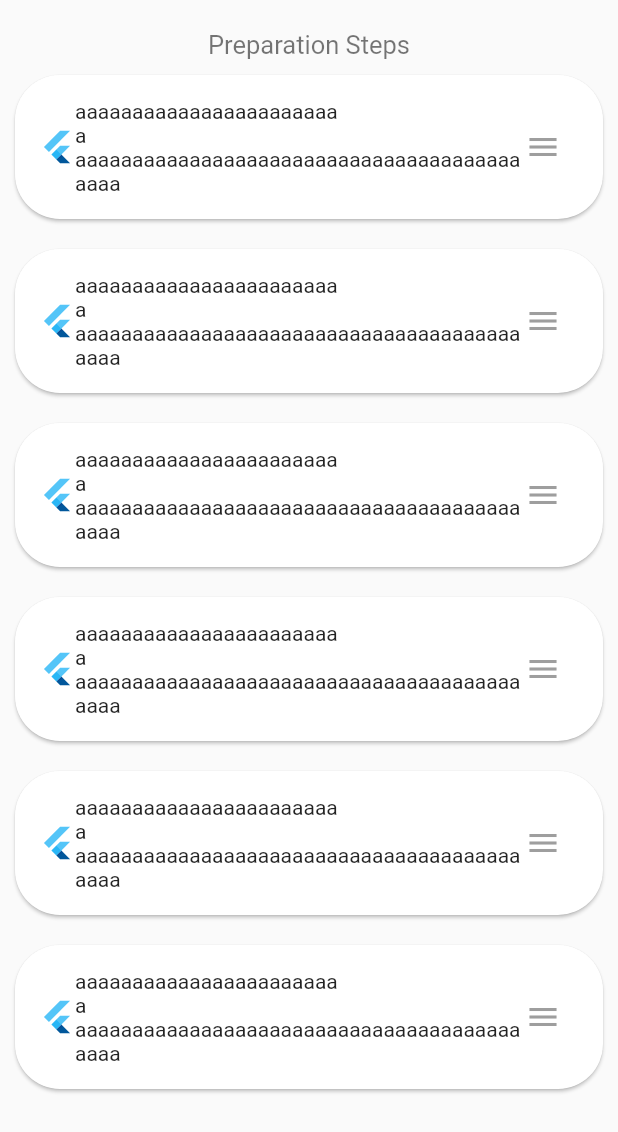
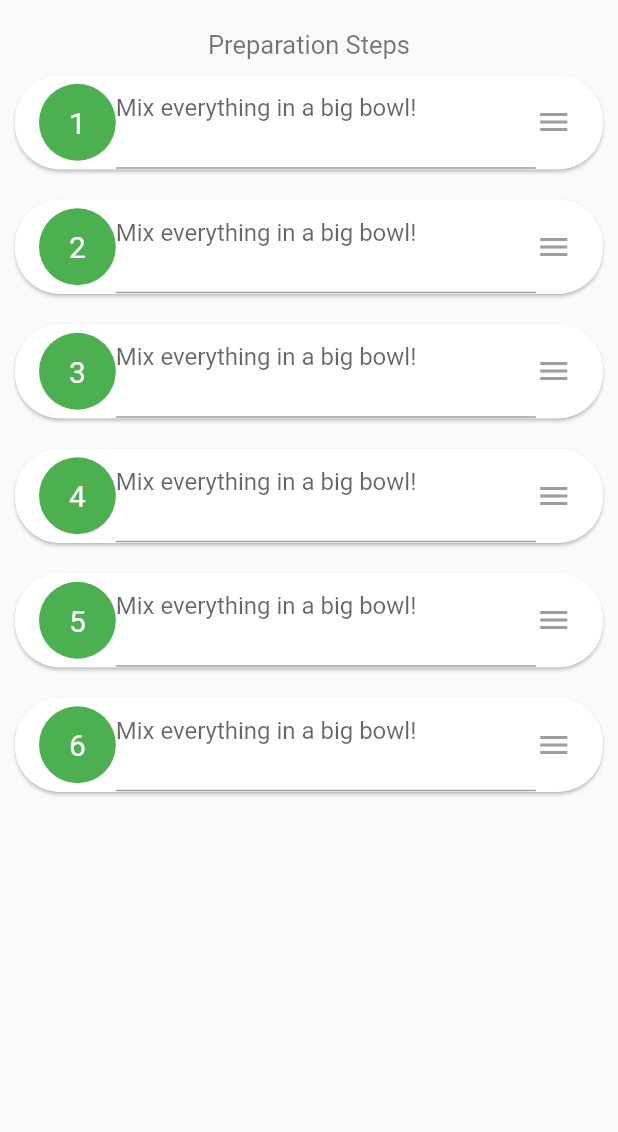
Before and after one commit to eidoof/eidoof-app, a Flutter app: the ReorderableList widget shown alone on an empty page, opened directly with empty values, on a phone screen of 412 x 824 dp. Shown: the top 1132 px of the screen. Run offline on Flutter 3.47's test engine with Material 2 defaults, Android fonts, the light colour scheme and no system bars; our stand-ins replace flutter_secure_storage, image_picker, implicitly_animated_reorderable_list; accounts and stored records are empty; network calls fail.

Commit message:
reordering and adding text done, need to improve style and make an add button for new entries

```diff
--- a/lib/widgets/reorderable/reorderable_list.dart
+++ b/lib/widgets/reorderable/reorderable_list.dart
@@ -24,6 +24,7 @@
 
 class _ReorderableList extends State<ReorderableList> {
   List<Widget> _rows;
+  List<String> _steps;
   var max_idx;
 
 
@@ -32,19 +33,36 @@
   void initState() {
     super.initState();
     _rows = List<Widget>();
+    _steps = List<String>();
 
     for (max_idx = 0; max_idx < 6; max_idx++) {
-      _rows.add(Text("aaa"));
+      var elem = new Text("");
+      _rows.add(elem);
+      _steps.add("");
     }
+  }
+
+  void updateText(idx, text) {
+    setState(() {
+      _steps[idx] = text;
+      print(idx);
+      print(text);
+      print("-----");
+    });
   }
 
   @override
   Widget build(BuildContext context) {
-    print(_rows);
+    //print(_rows);
     void _onReorder(int oldIndex, int newIndex) {
       setState(() {
+
         Widget row = _rows.removeAt(oldIndex);
         _rows.insert(newIndex, row);
+
+        String str = _steps.removeAt(oldIndex);
+        _steps.insert(newIndex, str);
+
       });
     }
     // Make sure there is a scroll controller attached to the scroll view that contains ReorderableSliverList.
@@ -56,7 +74,7 @@
       items: _rows,
       onReorderStarted: (item, from) {
         setState(() {
-          print("DISABLED");
+          //print("DISABLED");
           widget.notifyParent();
         });
       },
@@ -64,8 +82,9 @@
       onReorderFinished: (item, from, to, newItems) {
         // Remember to update the underlying data when the list has been
         // reordered.
+        _onReorder(from, to);
         setState(() {
-          print("ENABLED");
+          //print("ENABLED");
           widget.notifyParent();
           _rows
             ..clear()
@@ -74,7 +93,7 @@
       },
       itemBuilder: (context, itemAnimation, item, index) {
         // Each item must be wrapped in a Reorderable widget.
-        return reorderableListItem(context, item, itemAnimation);
+        return reorderableListItem(context, _steps[index], itemAnimation, index, updateText, item);
       },
       // Since version 0.2.0 you can also display a widget
       // before the reorderable items...
--- a/lib/widgets/reorderable/reorderable_list_item.dart
+++ b/lib/widgets/reorderable/reorderable_list_item.dart
@@ -14,15 +14,32 @@
 
 class ReorderableListItemContent extends StatefulWidget {
 
-  //ReorderableListItemContent(this.context, this.item, this.itemAnimation);
+  var index;
+  var content;
+
+  final Function(int, String) notifyParent;
+  ReorderableListItemContent(this.notifyParent, this.index, this.content);
 
   @override
   _ReorderableListItemContentState createState() => _ReorderableListItemContentState();
+
+
+
 }
 
 
 class _ReorderableListItemContentState extends State<ReorderableListItemContent> {
 
+
+  var idx;
+  var content;
+
+  @override
+  void initState() {
+
+    idx = widget.index;
+    content = widget.content;
+  }
 
   @override
   Widget build(BuildContext context) {
@@ -34,13 +51,44 @@
       margin: EdgeInsets.all(10),
 
       child: Padding(
-          padding: EdgeInsets.all(16.0),
+          padding: EdgeInsets.only(left:16.0),
           child: Row(
             children: [
-              FlutterLogo(),
               Container(
-                width: 300,
-                child: Text("aaaaaaaaaaaaaaaaaaaaaaa\na\naaaaaaaaaaaaaaaaaaaaaaaaaaaaaaaaaaaaaaaaaaa"),
+                //width: 50.0,
+                //height: 50.0,
+                padding: const EdgeInsets.all(20.0),//I used some padding without fixed width and height
+                decoration: new BoxDecoration(
+                  shape: BoxShape.circle,// You can use like this way or like the below line
+                  //borderRadius: new BorderRadius.circular(30.0),
+                  color: Colors.green,
+                ),
+                child: new Text((idx+1).toString(), style: new TextStyle(color: Colors.white, fontSize: 20.0)),// You can add a Icon instead of text also, like below.
+                //child: new Icon(Icons.arrow_forward, size: 50.0, color: Colors.black38)),
+              ),
+              Container(
+                width: 280,
+                child: TextFormField(
+                  initialValue: (content != null) || (content != "") ? content : null,
+                  keyboardType: TextInputType.multiline,
+                  maxLines: null,
+                  minLines: 2,
+                  decoration: const InputDecoration(
+                    hintText: 'Mix everything in a big bowl!',
+                  ),
+                  onChanged: (String value) {
+                    setState(() {
+                      widget.content = value;
+                      widget.notifyParent(idx, value);
+                    });
+                  },
+                  validator: (value) {
+                    if (value.isEmpty) {
+                      return 'Please enter some text';
+                    }
+                    return null;
+                  },
+                )
               ),
               Handle(
                 delay: const Duration(milliseconds: 100),
@@ -78,10 +126,10 @@
 
 
 
-Reorderable reorderableListItem(context, item, itemAnimation) {
+Reorderable reorderableListItem(context, item, itemAnimation, index, func, valueItem) {
   return Reorderable(
     // Each item must have an unique key.
-    key: ValueKey(item),
+    key: ValueKey(valueItem),
     // The animation of the Reorderable builder can be used to
     // change to appearance of the item between dragged and normal
     // state. For example to add elevation when the item is being dragged.
@@ -97,7 +145,7 @@
         sizeFraction: 0.7,
         curve: Curves.easeInOut,
         animation: itemAnimation,
-        child: ReorderableListItemContent(),
+        child: new ReorderableListItemContent(func, index, item),
       );
     },
   );
```
